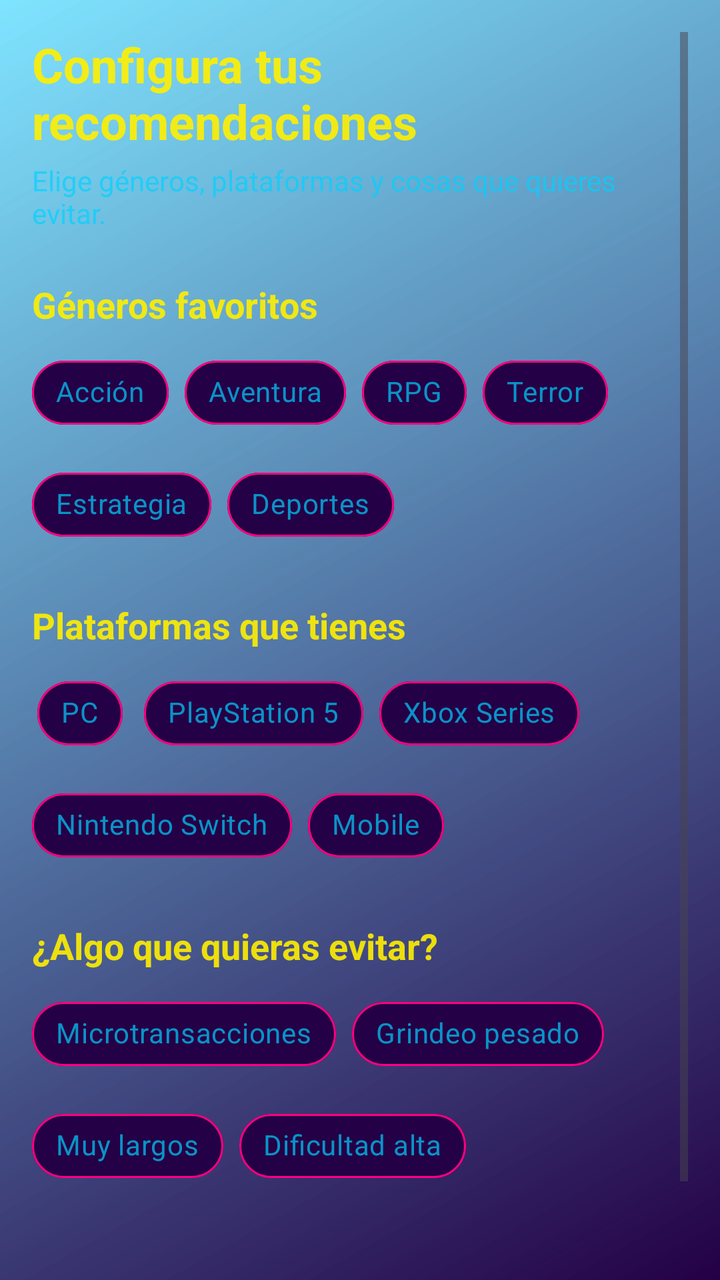
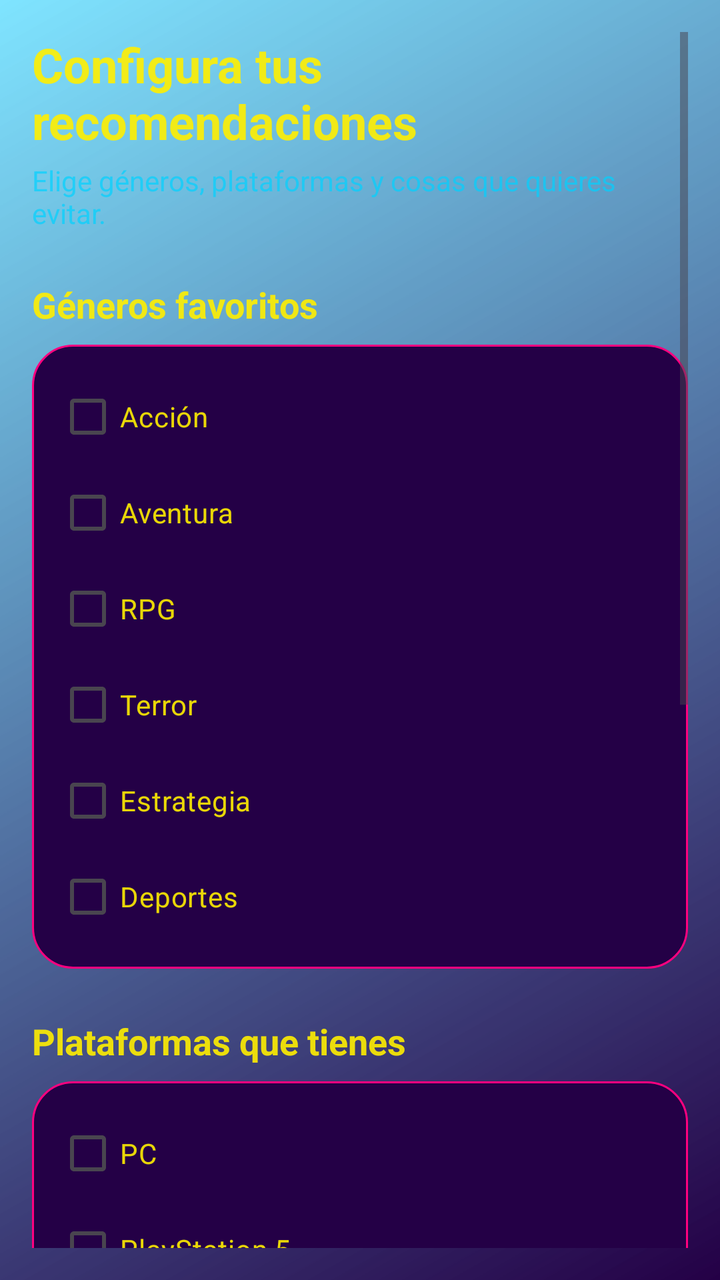

Two renders of the same Android screen: before a commit and after it. Below are the layout's source before the change and the commit's diff.
<!-- AndroidManifest.xml: application theme Theme.MovieMatch -->
<!-- res/layout/fragment_onboarding.xml -->
<?xml version="1.0" encoding="utf-8"?>
<ScrollView xmlns:android="http://schemas.android.com/apk/res/android"
    xmlns:app="http://schemas.android.com/apk/res-auto"
    xmlns:tools="http://schemas.android.com/tools"
    android:id="@+id/scrollOnboarding"
    android:layout_width="match_parent"
    android:layout_height="match_parent"
    android:background="@drawable/bg_app_gradient"
    android:padding="16dp"
    tools:context=".ui.onboarding.OnboardingFragment">

    <LinearLayout
        android:layout_width="match_parent"
        android:layout_height="wrap_content"
        android:orientation="vertical">

        
        <TextView
            android:id="@+id/txtWelcomeTitle"
            android:layout_width="wrap_content"
            android:layout_height="wrap_content"
            android:text="@string/onboarding_title"
            android:textColor="@color/text_primary"
            android:textSize="24sp"
            android:textStyle="bold"
            android:layout_marginBottom="4dp" />

        <TextView
            android:id="@+id/txtWelcomeSubtitle"
            android:layout_width="wrap_content"
            android:layout_height="wrap_content"
            android:text="@string/onboarding_subtitle"
            android:textColor="@color/text_secondary"
            android:textSize="14sp"
            android:layout_marginBottom="24dp" />

        
        <TextView
            android:layout_width="wrap_content"
            android:layout_height="wrap_content"
            android:text="@string/onboarding_genres_label"
            android:textColor="@color/text_primary"
            android:textSize="18sp"
            android:textStyle="bold"
            android:layout_marginBottom="8dp" />

        <com.google.android.material.chip.ChipGroup
            android:id="@+id/chipGroupGenres"
            android:layout_width="match_parent"
            android:layout_height="wrap_content"
            app:singleSelection="false"
            app:chipSpacing="8dp">

            <com.google.android.material.chip.Chip
                android:id="@+id/chipAccion"
                android:layout_width="wrap_content"
                android:layout_height="wrap_content"
                style="@style/AppChip.Dark"
                android:text="@string/genre_action" />

            <com.google.android.material.chip.Chip
                android:id="@+id/chipComedia"
                android:layout_width="wrap_content"
                android:layout_height="wrap_content"
                style="@style/AppChip.Dark"
                android:text="@string/genre_comedy" />

            <com.google.android.material.chip.Chip
                android:id="@+id/chipDrama"
                android:layout_width="wrap_content"
                android:layout_height="wrap_content"
                style="@style/AppChip.Dark"
                android:text="@string/genre_drama" />

            <com.google.android.material.chip.Chip
                android:id="@+id/chipTerror"
                android:layout_width="wrap_content"
                android:layout_height="wrap_content"
                style="@style/AppChip.Dark"
                android:text="@string/genre_horror" />

            <com.google.android.material.chip.Chip
                android:id="@+id/chipSciFi"
                android:layout_width="wrap_content"
                android:layout_height="wrap_content"
                style="@style/AppChip.Dark"
                android:text="@string/genre_scifi" />

            <com.google.android.material.chip.Chip
                android:id="@+id/chipRomance"
                android:layout_width="wrap_content"
                android:layout_height="wrap_content"
                style="@style/AppChip.Dark"
                android:text="@string/genre_romance" />
        </com.google.android.material.chip.ChipGroup>

        
        <TextView
            android:layout_width="wrap_content"
            android:layout_height="wrap_content"
            android:text="@string/onboarding_platforms_label"
            android:textColor="@color/text_primary"
            android:textSize="18sp"
            android:textStyle="bold"
            android:layout_marginTop="24dp"
            android:layout_marginBottom="8dp" />

        <com.google.android.material.chip.ChipGroup
            android:id="@+id/chipGroupPlatforms"
            android:layout_width="match_parent"
            android:layout_height="wrap_content"
            app:singleSelection="false"
            app:chipSpacing="8dp">

            <com.google.android.material.chip.Chip
                android:id="@+id/chipNetflix"
                android:layout_width="wrap_content"
                android:layout_height="wrap_content"
                style="@style/AppChip.Dark"
                android:text="@string/platform_netflix" />

            <com.google.android.material.chip.Chip
                android:id="@+id/chipPrime"
                android:layout_width="wrap_content"
                android:layout_height="wrap_content"
                style="@style/AppChip.Dark"
                android:text="@string/platform_prime" />

            <com.google.android.material.chip.Chip
                android:id="@+id/chipDisney"
                android:layout_width="wrap_content"
                android:layout_height="wrap_content"
                style="@style/AppChip.Dark"
                android:text="@string/platform_disney" />

            <com.google.android.material.chip.Chip
                android:id="@+id/chipHbo"
                android:layout_width="wrap_content"
                android:layout_height="wrap_content"
                style="@style/AppChip.Dark"
                android:text="@string/platform_hbo" />

            <com.google.android.material.chip.Chip
                android:id="@+id/chipApple"
                android:layout_width="wrap_content"
                android:layout_height="wrap_content"
                style="@style/AppChip.Dark"
                android:text="@string/platform_apple" />
        </com.google.android.material.chip.ChipGroup>

        
        <TextView
            android:layout_width="wrap_content"
            android:layout_height="wrap_content"
            android:text="@string/onboarding_avoid_label"
            android:textColor="@color/text_primary"
            android:textSize="18sp"
            android:textStyle="bold"
            android:layout_marginTop="24dp"
            android:layout_marginBottom="8dp" />

        <com.google.android.material.chip.ChipGroup
            android:id="@+id/chipGroupAvoid"
            android:layout_width="match_parent"
            android:layout_height="wrap_content"
            app:singleSelection="false"
            app:chipSpacing="8dp">

            <com.google.android.material.chip.Chip
                android:id="@+id/chipViolencia"
                android:layout_width="wrap_content"
                android:layout_height="wrap_content"
                style="@style/AppChip.Dark"
                android:text="@string/avoid_violence" />

            <com.google.android.material.chip.Chip
                android:id="@+id/chipGore"
                android:layout_width="wrap_content"
                android:layout_height="wrap_content"
                style="@style/AppChip.Dark"
                android:text="@string/avoid_gore" />

            <com.google.android.material.chip.Chip
                android:id="@+id/chipLentas"
                android:layout_width="wrap_content"
                android:layout_height="wrap_content"
                style="@style/AppChip.Dark"
                android:text="@string/avoid_slow_movies" />

            <com.google.android.material.chip.Chip
                android:id="@+id/chipFinalTriste"
                android:layout_width="wrap_content"
                android:layout_height="wrap_content"
                style="@style/AppChip.Dark"
                android:text="@string/avoid_sad_endings" />
        </com.google.android.material.chip.ChipGroup>

        
        <LinearLayout
            android:layout_width="match_parent"
            android:layout_height="wrap_content"
            android:orientation="horizontal"
            android:gravity="end"
            android:layout_marginTop="32dp">

            <com.google.android.material.button.MaterialButton
                android:id="@+id/btnSkipOnboarding"
                style="@style/Widget.MaterialComponents.Button.TextButton"
                android:layout_width="wrap_content"
                android:layout_height="wrap_content"
                android:text="@string/onboarding_skip" />

            <com.google.android.material.button.MaterialButton
                android:id="@+id/btnFinishOnboarding"
                style="@style/AppButton.Primary"
                android:layout_width="wrap_content"
                android:layout_height="wrap_content"
                android:text="@string/onboarding_continue"
                android:textAllCaps="false"
                android:layout_marginStart="8dp" />

        </LinearLayout>

    </LinearLayout>

</ScrollView>
<!-- resources referenced by this layout -->
<resources>
  <color name="text_primary">#E6FFEE00</color>
  <color name="text_secondary">#B300D2FF</color>
  <!-- drawable bg_app_gradient (drawable) -->
  <shape xmlns:android="http://schemas.android.com/apk/res/android"
      android:shape="rectangle">
      <gradient
          android:type="linear"
          android:startColor="@color/bg_main_start"
          android:endColor="@color/bg_main_end"
          android:angle="135" />
  </shape>
  <string name="avoid_gore">Grindeo pesado</string>
  <string name="avoid_sad_endings">Dificultad alta</string>
  <string name="avoid_slow_movies">Muy largos</string>
  <string name="avoid_violence">Microtransacciones</string>
  <string name="genre_action">Acción</string>
  <string name="genre_comedy">Aventura</string>
  <string name="genre_drama">RPG</string>
  <string name="genre_horror">Terror</string>
  <string name="genre_romance">Deportes</string>
  <string name="genre_scifi">Estrategia</string>
  <string name="onboarding_avoid_label">¿Algo que quieras evitar?</string>
  <string name="onboarding_continue">Continuar</string>
  <string name="onboarding_genres_label">Géneros favoritos</string>
  <string name="onboarding_platforms_label">Plataformas que tienes</string>
  <string name="onboarding_skip">Saltar</string>
  <string name="onboarding_subtitle">Elige géneros, plataformas y cosas que quieres evitar.</string>
  <string name="onboarding_title">Configura tus recomendaciones</string>
  <string name="platform_apple">Mobile</string>
  <string name="platform_disney">Xbox Series</string>
  <string name="platform_hbo">Nintendo Switch</string>
  <string name="platform_netflix">PC</string>
  <string name="platform_prime">PlayStation 5</string>
  <style name="AppButton.Primary" parent="Widget.MaterialComponents.Button">
          <item name="android:background">@drawable/bg_button_primary_gradient</item>
          <item name="backgroundTint">@null</item>
          <item name="android:textColor">@color/text_on_accent</item>
          <item name="android:insetLeft">0dp</item>
          <item name="android:insetRight">0dp</item>
          <item name="android:insetTop">0dp</item>
          <item name="android:insetBottom">0dp</item>
          
      </style>
  <style name="AppChip.Dark" parent="Widget.MaterialComponents.Chip.Choice">
          <item name="chipBackgroundColor">@color/chip_bg</item>
          <item name="chipStrokeColor">@color/chip_border</item>
          <item name="chipStrokeWidth">1dp</item>
          <item name="chipCornerRadius">999dp</item>
          <item name="android:textColor">@color/text_secondary</item>
          <item name="checkedIconEnabled">false</item>
      </style>
  <style name="Theme.MovieMatch" parent="Base.Theme.MovieMatch" />
  <color name="bg_main_start">#240046</color>
  <color name="bg_main_end">#8000D2FF</color>
  <!-- drawable bg_button_primary_gradient (drawable) -->
  <shape xmlns:android="http://schemas.android.com/apk/res/android"
      android:shape="rectangle">
      <gradient
          android:startColor="@color/accent_cyan"
          android:endColor="@color/accent_purple"
          android:angle="0" />
      <corners android:radius="24dp" />
  </shape>
  <color name="text_on_accent">#240046</color>
  <color name="chip_bg">#240046</color>
  <color name="chip_border">#FF007F</color>
  <style name="Base.Theme.MovieMatch" parent="Theme.Material3.DayNight.NoActionBar">
          
          
      </style>
  <color name="accent_cyan">#00D2FF</color>
  <color name="accent_purple">#FF007F</color>
</resources>

<!-- the commit's change to res/layout/fragment_onboarding.xml (unified diff, before → after) -->
@@ -44,55 +44,62 @@
             android:textStyle="bold"
             android:layout_marginBottom="8dp" />
 
-        <com.google.android.material.chip.ChipGroup
-            android:id="@+id/chipGroupGenres"
-            android:layout_width="match_parent"
-            android:layout_height="wrap_content"
-            app:singleSelection="false"
-            app:chipSpacing="8dp">
-
-            <com.google.android.material.chip.Chip
-                android:id="@+id/chipAccion"
-                android:layout_width="wrap_content"
-                android:layout_height="wrap_content"
-                style="@style/AppChip.Dark"
-                android:text="@string/genre_action" />
-
-            <com.google.android.material.chip.Chip
-                android:id="@+id/chipComedia"
-                android:layout_width="wrap_content"
-                android:layout_height="wrap_content"
-                style="@style/AppChip.Dark"
-                android:text="@string/genre_comedy" />
-
-            <com.google.android.material.chip.Chip
-                android:id="@+id/chipDrama"
-                android:layout_width="wrap_content"
-                android:layout_height="wrap_content"
-                style="@style/AppChip.Dark"
-                android:text="@string/genre_drama" />
-
-            <com.google.android.material.chip.Chip
-                android:id="@+id/chipTerror"
-                android:layout_width="wrap_content"
-                android:layout_height="wrap_content"
-                style="@style/AppChip.Dark"
-                android:text="@string/genre_horror" />
-
-            <com.google.android.material.chip.Chip
-                android:id="@+id/chipSciFi"
-                android:layout_width="wrap_content"
-                android:layout_height="wrap_content"
-                style="@style/AppChip.Dark"
-                android:text="@string/genre_scifi" />
-
-            <com.google.android.material.chip.Chip
-                android:id="@+id/chipRomance"
-                android:layout_width="wrap_content"
-                android:layout_height="wrap_content"
-                style="@style/AppChip.Dark"
-                android:text="@string/genre_romance" />
-        </com.google.android.material.chip.ChipGroup>
+        <LinearLayout
+            android:id="@+id/layoutGenres"
+            android:layout_width="match_parent"
+            android:layout_height="wrap_content"
+            android:orientation="vertical"
+            android:background="@drawable/bg_section_card"
+            android:padding="12dp">
+
+            <androidx.appcompat.widget.AppCompatCheckBox
+                android:id="@+id/checkAccion"
+                android:layout_width="wrap_content"
+                android:layout_height="wrap_content"
+                android:text="@string/genre_action"
+                android:textColor="@color/text_primary"
+                android:buttonTint="@color/accent_cyan" />
+
+            <androidx.appcompat.widget.AppCompatCheckBox
+                android:id="@+id/checkComedia"
+                android:layout_width="wrap_content"
+                android:layout_height="wrap_content"
+                android:text="@string/genre_comedy"
+                android:textColor="@color/text_primary"
+                android:buttonTint="@color/accent_cyan" />
+
+            <androidx.appcompat.widget.AppCompatCheckBox
+                android:id="@+id/checkDrama"
+                android:layout_width="wrap_content"
+                android:layout_height="wrap_content"
+                android:text="@string/genre_drama"
+                android:textColor="@color/text_primary"
+                android:buttonTint="@color/accent_cyan" />
+
+            <androidx.appcompat.widget.AppCompatCheckBox
+                android:id="@+id/checkTerror"
+                android:layout_width="wrap_content"
+                android:layout_height="wrap_content"
+                android:text="@string/genre_horror"
+                android:textColor="@color/text_primary"
+                android:buttonTint="@color/accent_cyan" />
+
+            <androidx.appcompat.widget.AppCompatCheckBox
+                android:id="@+id/checkScifi"
+                android:layout_width="wrap_content"
+                android:layout_height="wrap_content"
+                android:text="@string/genre_scifi"
+                android:textColor="@color/text_primary"
+                android:buttonTint="@color/accent_cyan" />
+
+            <androidx.appcompat.widget.AppCompatCheckBox
+                android:id="@+id/checkRomance"
+                android:layout_width="wrap_content"
+                android:layout_height="wrap_content"
+                android:text="@string/genre_romance"
+                android:textColor="@color/text_primary"
+                android:buttonTint="@color/accent_cyan" />
+        </LinearLayout>
 
         
         <TextView
@@ -105,48 +112,54 @@
             android:layout_marginTop="24dp"
             android:layout_marginBottom="8dp" />
 
-        <com.google.android.material.chip.ChipGroup
-            android:id="@+id/chipGroupPlatforms"
-            android:layout_width="match_parent"
-            android:layout_height="wrap_content"
-            app:singleSelection="false"
-            app:chipSpacing="8dp">
-
-            <com.google.android.material.chip.Chip
-                android:id="@+id/chipNetflix"
-                android:layout_width="wrap_content"
-                android:layout_height="wrap_content"
-                style="@style/AppChip.Dark"
-                android:text="@string/platform_netflix" />
-
-            <com.google.android.material.chip.Chip
-                android:id="@+id/chipPrime"
-                android:layout_width="wrap_content"
-                android:layout_height="wrap_content"
-                style="@style/AppChip.Dark"
-                android:text="@string/platform_prime" />
-
-            <com.google.android.material.chip.Chip
-                android:id="@+id/chipDisney"
-                android:layout_width="wrap_content"
-                android:layout_height="wrap_content"
-                style="@style/AppChip.Dark"
-                android:text="@string/platform_disney" />
-
-            <com.google.android.material.chip.Chip
-                android:id="@+id/chipHbo"
-                android:layout_width="wrap_content"
-                android:layout_height="wrap_content"
-                style="@style/AppChip.Dark"
-                android:text="@string/platform_hbo" />
-
-            <com.google.android.material.chip.Chip
-                android:id="@+id/chipApple"
-                android:layout_width="wrap_content"
-                android:layout_height="wrap_content"
-                style="@style/AppChip.Dark"
-                android:text="@string/platform_apple" />
-        </com.google.android.material.chip.ChipGroup>
+        <LinearLayout
+            android:id="@+id/layoutPlatforms"
+            android:layout_width="match_parent"
+            android:layout_height="wrap_content"
+            android:orientation="vertical"
+            android:background="@drawable/bg_section_card"
+            android:padding="12dp">
+
+            <androidx.appcompat.widget.AppCompatCheckBox
+                android:id="@+id/checkPc"
+                android:layout_width="wrap_content"
+                android:layout_height="wrap_content"
+                android:text="@string/platform_netflix"
+                android:textColor="@color/text_primary"
+                android:buttonTint="@color/accent_cyan" />
+
+            <androidx.appcompat.widget.AppCompatCheckBox
+                android:id="@+id/checkPlay"
+                android:layout_width="wrap_content"
+                android:layout_height="wrap_content"
+                android:text="@string/platform_prime"
+                android:textColor="@color/text_primary"
+                android:buttonTint="@color/accent_cyan" />
+
+            <androidx.appcompat.widget.AppCompatCheckBox
+                android:id="@+id/checkXbox"
+                android:layout_width="wrap_content"
+                android:layout_height="wrap_content"
+                android:text="@string/platform_disney"
+                android:textColor="@color/text_primary"
+                android:buttonTint="@color/accent_cyan" />
+
+            <androidx.appcompat.widget.AppCompatCheckBox
+                android:id="@+id/checkSwitch"
+                android:layout_width="wrap_content"
+                android:layout_height="wrap_content"
+                android:text="@string/platform_hbo"
+                android:textColor="@color/text_primary"
+                android:buttonTint="@color/accent_cyan" />
+
+            <androidx.appcompat.widget.AppCompatCheckBox
+                android:id="@+id/checkMobile"
+                android:layout_width="wrap_content"
+                android:layout_height="wrap_content"
+                android:text="@string/platform_apple"
+                android:textColor="@color/text_primary"
+                android:buttonTint="@color/accent_cyan" />
+        </LinearLayout>
 
         
         <TextView
@@ -159,41 +172,46 @@
             android:layout_marginTop="24dp"
             android:layout_marginBottom="8dp" />
 
-        <com.google.android.material.chip.ChipGroup
-            android:id="@+id/chipGroupAvoid"
-            android:layout_width="match_parent"
-            android:layout_height="wrap_content"
-            app:singleSelection="false"
-            app:chipSpacing="8dp">
-
-            <com.google.android.material.chip.Chip
-                android:id="@+id/chipViolencia"
-                android:layout_width="wrap_content"
-                android:layout_height="wrap_content"
-                style="@style/AppChip.Dark"
-                android:text="@string/avoid_violence" />
-
-            <com.google.android.material.chip.Chip
-                android:id="@+id/chipGore"
-                android:layout_width="wrap_content"
-                android:layout_height="wrap_content"
-                style="@style/AppChip.Dark"
-                android:text="@string/avoid_gore" />
-
-            <com.google.android.material.chip.Chip
-                android:id="@+id/chipLentas"
-                android:layout_width="wrap_content"
-                android:layout_height="wrap_content"
-                style="@style/AppChip.Dark"
-                android:text="@string/avoid_slow_movies" />
-
-            <com.google.android.material.chip.Chip
-                android:id="@+id/chipFinalTriste"
-                android:layout_width="wrap_content"
-                android:layout_height="wrap_content"
-                style="@style/AppChip.Dark"
-                android:text="@string/avoid_sad_endings" />
-        </com.google.android.material.chip.ChipGroup>
+        <LinearLayout
+            android:id="@+id/layoutAvoid"
+            android:layout_width="match_parent"
+            android:layout_height="wrap_content"
+            android:orientation="vertical"
+            android:background="@drawable/bg_section_card"
+            android:padding="12dp">
+
+            <androidx.appcompat.widget.AppCompatCheckBox
+                android:id="@+id/checkMicro"
+                android:layout_width="wrap_content"
+                android:layout_height="wrap_content"
+                android:text="@string/avoid_violence"
+                android:textColor="@color/text_primary"
+                android:buttonTint="@color/accent_cyan" />
+
+            <androidx.appcompat.widget.AppCompatCheckBox
+                android:id="@+id/checkGrindeo"
+                android:layout_width="wrap_content"
+                android:layout_height="wrap_content"
+                android:text="@string/avoid_gore"
+                android:textColor="@color/text_primary"
+                android:buttonTint="@color/accent_cyan" />
+
+            <androidx.appcompat.widget.AppCompatCheckBox
+                android:id="@+id/checkLargos"
+                android:layout_width="wrap_content"
+                android:layout_height="wrap_content"
+                android:text="@string/avoid_slow_movies"
+                android:textColor="@color/text_primary"
+                android:buttonTint="@color/accent_cyan" />
+
+            <androidx.appcompat.widget.AppCompatCheckBox
+                android:id="@+id/checkDificultad"
+                android:layout_width="wrap_content"
+                android:layout_height="wrap_content"
+                android:text="@string/avoid_sad_endings"
+                android:textColor="@color/text_primary"
+                android:buttonTint="@color/accent_cyan" />
+        </LinearLayout>
 
         
         <LinearLayout
<!-- resource entries referenced after the edit -->
@@ -10,6 +10,15 @@
           android:startColor="@color/bg_main_start"
           android:endColor="@color/bg_main_end"
           android:angle="135" />
+  </shape>
+  <!-- drawable bg_section_card (drawable) -->
+  <shape xmlns:android="http://schemas.android.com/apk/res/android"
+      android:shape="rectangle">
+      <solid android:color="@color/bg_main_start" />
+      <stroke
+          android:width="1dp"
+          android:color="@color/chip_border" />
+      <corners android:radius="20dp" />
   </shape>
   <string name="avoid_gore">Grindeo pesado</string>
   <string name="avoid_sad_endings">Dificultad alta</string>
@@ -43,14 +52,6 @@
           <item name="android:insetBottom">0dp</item>
           
       </style>
-  <style name="AppChip.Dark" parent="Widget.MaterialComponents.Chip.Choice">
-          <item name="chipBackgroundColor">@color/chip_bg</item>
-          <item name="chipStrokeColor">@color/chip_border</item>
-          <item name="chipStrokeWidth">1dp</item>
-          <item name="chipCornerRadius">999dp</item>
-          <item name="android:textColor">@color/text_secondary</item>
-          <item name="checkedIconEnabled">false</item>
-      </style>
   <style name="Theme.MovieMatch" parent="Base.Theme.MovieMatch" />
   <color name="bg_main_start">#240046</color>
   <color name="bg_main_end">#8000D2FF</color>
@@ -64,7 +65,6 @@
       <corners android:radius="24dp" />
   </shape>
   <color name="text_on_accent">#240046</color>
-  <color name="chip_bg">#240046</color>
   <color name="chip_border">#FF007F</color>
   <style name="Base.Theme.MovieMatch" parent="Theme.Material3.DayNight.NoActionBar">
           
